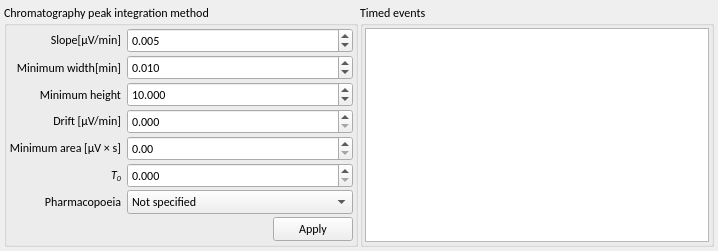
First picture: the form in src/libs/adwidgets/peakmethodform.ui, repository qtplatz/qtplatz, before the edit.
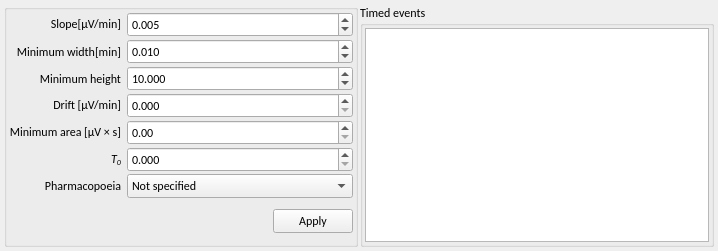
Second picture: the form after the edit. Custom widgets are drawn as their Qt base class.

Diff of the .ui file:
```diff
--- a/src/libs/adwidgets/peakmethodform.ui
+++ b/src/libs/adwidgets/peakmethodform.ui
@@ -45,7 +45,7 @@
      <item>
       <widget class="QGroupBox" name="groupBox">
        <property name="title">
-        <string>Chromatography peak integration method</string>
+        <string/>
        </property>
        <property name="alignment">
         <set>Qt::AlignLeading|Qt::AlignLeft|Qt::AlignTop</set>
```
